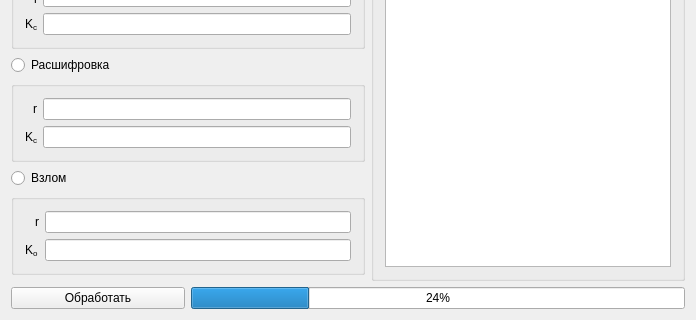
Old version of the form mainwindow.ui in the repository ishimko/RSA-lab; both pictures show x 0 to 696 and y 190 to 510 of the 696 by 510 pixel window.
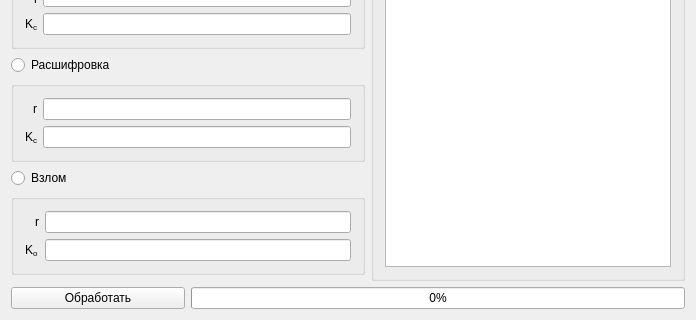
New version of the form.

What changed in the file:
```diff
--- a/mainwindow.ui
+++ b/mainwindow.ui
@@ -35,7 +35,7 @@
     <item row="10" column="1" colspan="2">
      <widget class="QProgressBar" name="progressBar">
       <property name="value">
-       <number>24</number>
+       <number>0</number>
       </property>
      </widget>
     </item>
```
